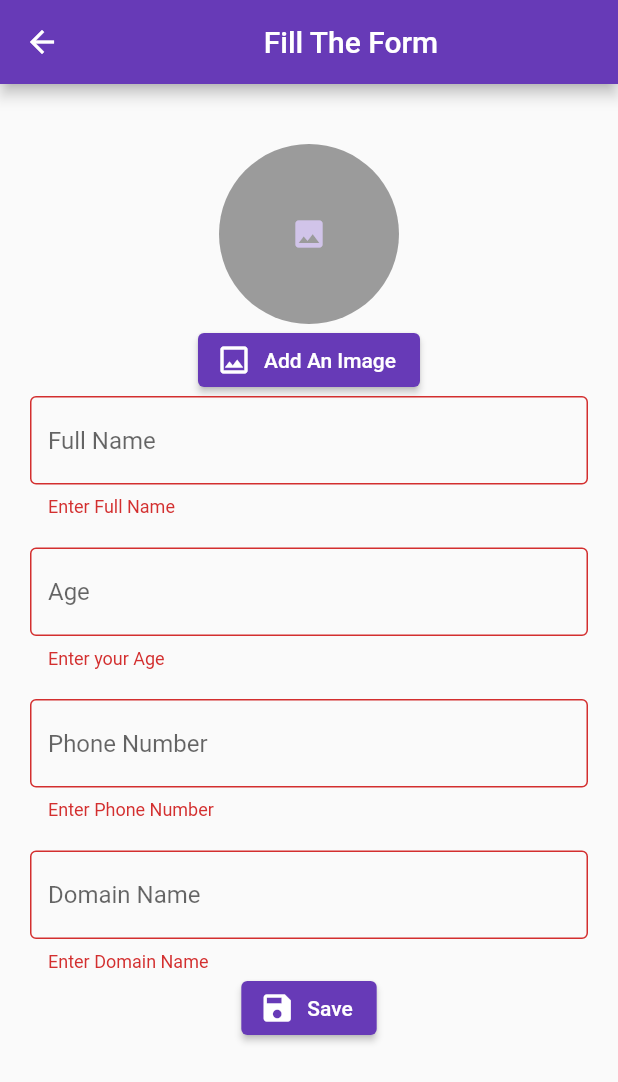
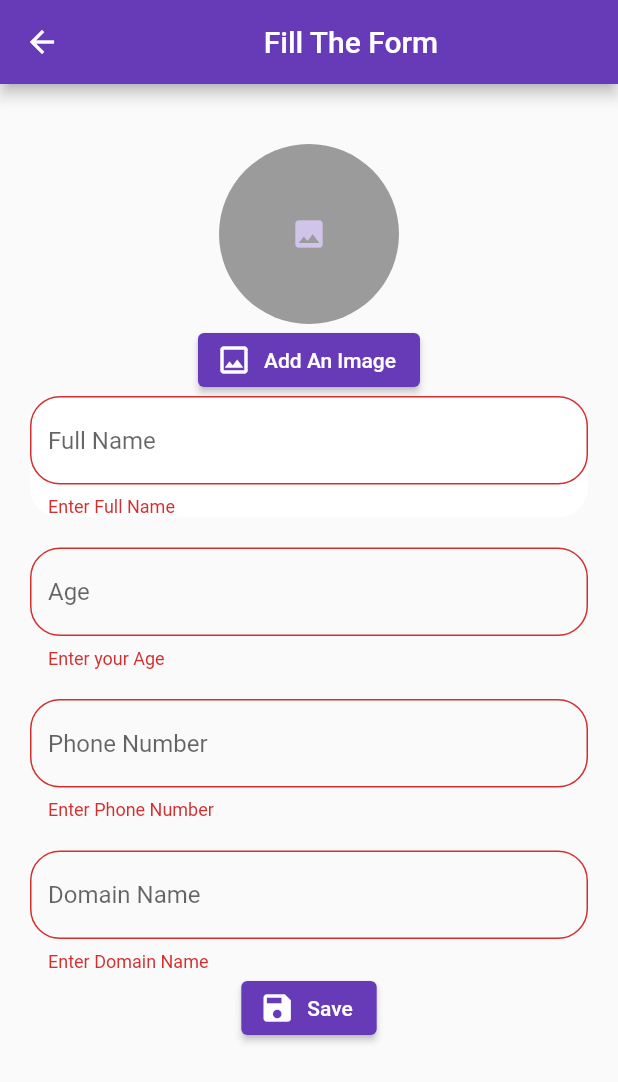
Before and after one commit to AmalSubrahmanayan/Student-List, a Flutter app: the AddStudent screen opened directly, after a tap on "Save", on a phone screen of 412 x 824 dp. Shown: the top 1082 px of the screen. Run offline on Flutter 3.47's test engine with Material 2 defaults, Android fonts, the phone set to English and light mode, and no system bars; our stand-ins replace hive, hive_flutter, image_picker; accounts and stored records are empty.

```diff
--- a/lib/db/model/data_model.dart
+++ b/lib/db/model/data_model.dart
@@ -4,18 +4,21 @@ part 'data_model.g.dart';
 @HiveType(typeId: 1)
 class StudentModel {
   @HiveField(0)
+  int? id;
+  @HiveField(1)
   final String name;
-  @HiveField(1)
+  @HiveField(2)
   final String age;
-  @HiveField(2)
+  @HiveField(3)
   final String phone;
-  @HiveField(3)
+  @HiveField(4)
   final String domain;
-  @HiveField(4)
+  @HiveField(5)
   final String photo;
 
   StudentModel(
       {required this.name,
+      this.id,
       required this.age,
       required this.phone,
       required this.domain,
--- a/lib/screens/home/widgets/add_student.dart
+++ b/lib/screens/home/widgets/add_student.dart
@@ -2,18 +2,15 @@ import 'dart:io';
 
 import 'package:flutter/material.dart';
 import 'package:image_picker/image_picker.dart';
+import 'package:provider/provider.dart';
 import 'package:student_db/db/functions/db_functions.dart';
 import 'package:student_db/db/model/data_model.dart';
+import 'package:student_db/provider/provider_image.dart';
+import 'package:student_db/screens/home/screen_home.dart';
 
+class AddStudent extends StatelessWidget {
+  AddStudent({Key? key}) : super(key: key);
 
-class AddStudent extends StatefulWidget {
-  const AddStudent({Key? key}) : super(key: key);
-
-  @override
-  State<AddStudent> createState() => _AddStudentState();
-}
-
-class _AddStudentState extends State<AddStudent> {
   final TextEditingController _nameController = TextEditingController();
   final TextEditingController _ageController = TextEditingController();
   final TextEditingController _phoneNumberController = TextEditingController();
@@ -39,12 +36,14 @@ class _AddStudentState extends State<AddStudent> {
               child: Column(
                 mainAxisAlignment: MainAxisAlignment.center,
                 children: [
-                  Center(
+                  Consumer<ProviderImage>(
+                    builder: (BuildContext context, value, Widget? child) {
+                      return Center(
                         child: Padding(
                           padding: const EdgeInsets.only(
                             top: 20,
                           ),
-                      child: _photo?.path == null
+                          child: value.img == null
                               ? const CircleAvatar(
                                   backgroundColor: Colors.black38,
                                   radius: 60,
@@ -52,29 +51,37 @@ class _AddStudentState extends State<AddStudent> {
                                 )
                               : CircleAvatar(
                                   backgroundImage: FileImage(
-                                File(_photo!.path),
+                                    File(value.img!.path),
                                   ),
                                   radius: 60,
                                 ),
                         ),
+                      );
+                    },
                   ),
                   Row(
                     mainAxisAlignment: MainAxisAlignment.center,
                     children: [
                       ElevatedButton.icon(
                         onPressed: () {
-                          getPhoto();
+                          Provider.of<ProviderImage>(context, listen: false)
+                              .getPhoto();
                         },
                         icon: const Icon(Icons.image_outlined),
                         label: const Text('Add An Image'),
                       ),
                     ],
                   ),
-                  TextFormField(
+                  Container(
+                    decoration: BoxDecoration(
+                        borderRadius: BorderRadius.circular(20),
+                        color: Colors.white),
+                    child: TextFormField(
                       textCapitalization: TextCapitalization.words,
                       controller: _nameController,
-                    decoration: const InputDecoration(
-                      border: OutlineInputBorder(),
+                      decoration: InputDecoration(
+                        border: OutlineInputBorder(
+                            borderRadius: BorderRadius.circular(20)),
                         hintText: 'Full Name',
                       ),
                       validator: (value) {
@@ -85,14 +92,18 @@ class _AddStudentState extends State<AddStudent> {
                         }
                       },
                     ),
+                  ),
                   const SizedBox(
                     height: 20,
                   ),
                   TextFormField(
                     keyboardType: TextInputType.number,
                     controller: _ageController,
-                    decoration: const InputDecoration(
-                        border: OutlineInputBorder(), hintText: 'Age'),
+                    decoration: InputDecoration(
+                      border: OutlineInputBorder(
+                          borderRadius: BorderRadius.circular(20)),
+                      hintText: 'Age',
+                    ),
                     validator: (value) {
                       if (value == null || value.isEmpty) {
                         return 'Enter your Age ';
@@ -107,8 +118,11 @@ class _AddStudentState extends State<AddStudent> {
                   TextFormField(
                     keyboardType: TextInputType.number,
                     controller: _phoneNumberController,
-                    decoration: const InputDecoration(
-                        border: OutlineInputBorder(), hintText: 'Phone Number'),
+                    decoration: InputDecoration(
+                      border: OutlineInputBorder(
+                          borderRadius: BorderRadius.circular(20)),
+                      hintText: 'Phone Number',
+                    ),
                     validator: (value) {
                       if (value == null || value.isEmpty) {
                         return 'Enter Phone Number';
@@ -125,8 +139,11 @@ class _AddStudentState extends State<AddStudent> {
                   TextFormField(
                     textCapitalization: TextCapitalization.words,
                     controller: _domainNameController,
-                    decoration: const InputDecoration(
-                        border: OutlineInputBorder(), hintText: 'Domain Name'),
+                    decoration: InputDecoration(
+                      border: OutlineInputBorder(
+                          borderRadius: BorderRadius.circular(20)),
+                      hintText: 'Domain Name',
+                    ),
                     validator: (value) {
                       if (value == null || value.isEmpty) {
                         return 'Enter Domain Name ';
@@ -136,11 +153,19 @@ class _AddStudentState extends State<AddStudent> {
                     },
                   ),
                   ElevatedButton.icon(
-                    onPressed: () {
-                      if (_formKey.currentState!.validate() && _photo != null) {
-                        onAddStudentButtonClicked();
-                        Navigator.of(context).pop();
+                    onPressed: () async {
+                      if (_formKey.currentState!.validate() &&
+                          Provider.of<ProviderImage>(context, listen: false)
+                                  .img !=
+                              null) {
+                        print('g');
+                        await onAddStudentButtonClicked(context);
+                        Provider.of<DbFunctionProvider>(context, listen: false)
+                            .getAllStudents();
+                        Navigator.of(context).push(MaterialPageRoute(
+                            builder: (context) => ScreenHome()));
                       } else {
+                        print('e');
                         imageAlert = true;
                       }
                     },
@@ -156,7 +181,7 @@ class _AddStudentState extends State<AddStudent> {
     );
   }
 
-  Future<void> onAddStudentButtonClicked() async {
+  Future<void> onAddStudentButtonClicked(context) async {
     final name = _nameController.text.trim();
     final age = _ageController.text.trim();
     final phone = _phoneNumberController.text.trim();
@@ -166,7 +191,7 @@ class _AddStudentState extends State<AddStudent> {
         age.isEmpty ||
         phone.isEmpty ||
         domain.isEmpty ||
-        _photo!.path.isEmpty) {
+        Provider.of<ProviderImage>(context, listen: false).img!.path.isEmpty) {
       return;
     }
 
@@ -175,22 +200,19 @@ class _AddStudentState extends State<AddStudent> {
         age: age,
         phone: phone,
         domain: domain,
-        photo: _photo!.path);
-    addStudent(student);
+        photo: Provider.of<ProviderImage>(context, listen: false).img!.path);
+    Provider.of<DbFunctionProvider>(context, listen: false).addStudent(student);
   }
 
   File? _photo;
   Future<void> getPhoto() async {
-    final photo = await ImagePicker().pickImage(source: ImageSource.gallery);
-    if (photo == null) {
+    final pic = await ImagePicker().pickImage(source: ImageSource.gallery);
+    if (pic == null) {
       return;
     } else {
-      final photoTemp = File(photo.path);
-      setState(
-        () {
+      final photoTemp = File(pic.path);
+
       _photo = photoTemp;
-        },
-      );
     }
   }
 }
--- a/lib/screens/home/widgets/edit_student.dart
+++ b/lib/screens/home/widgets/edit_student.dart
@@ -2,7 +2,6 @@ import 'dart:io';
 
 import 'package:flutter/material.dart';
 import 'package:image_picker/image_picker.dart';
-import 'package:student_db/db/functions/db_functions.dart';
 import 'package:student_db/db/model/data_model.dart';
 
 class EditStudent extends StatefulWidget {
@@ -173,7 +172,7 @@ class _EditStudentState extends State<EditStudent> {
       domain: _domainNameController.text,
       photo: widget.image,
     );
-    editList(widget.index, studentmodel);
+    // editList(widget.index, studentmodel);
     Navigator.of(context).pop();
   }
 
```
Also changed, not shown: lib/db/functions/db_functions.dart (+23 -14 lines), lib/main.dart (+14 -1 lines), lib/provider/provider_delete.dart (added, +38 -0 lines), lib/provider/provider_image.dart (added, +17 -0 lines), lib/screens/home/screen_home.dart (+11 -7 lines), lib/screens/home/widgets/list_student.dart (+14 -16 lines), lib/screens/home/widgets/search_student.dart (+113 -113 lines), lib/db/model/data_model.g.dart. Lines whose indentation alone changed are shown as unchanged.
